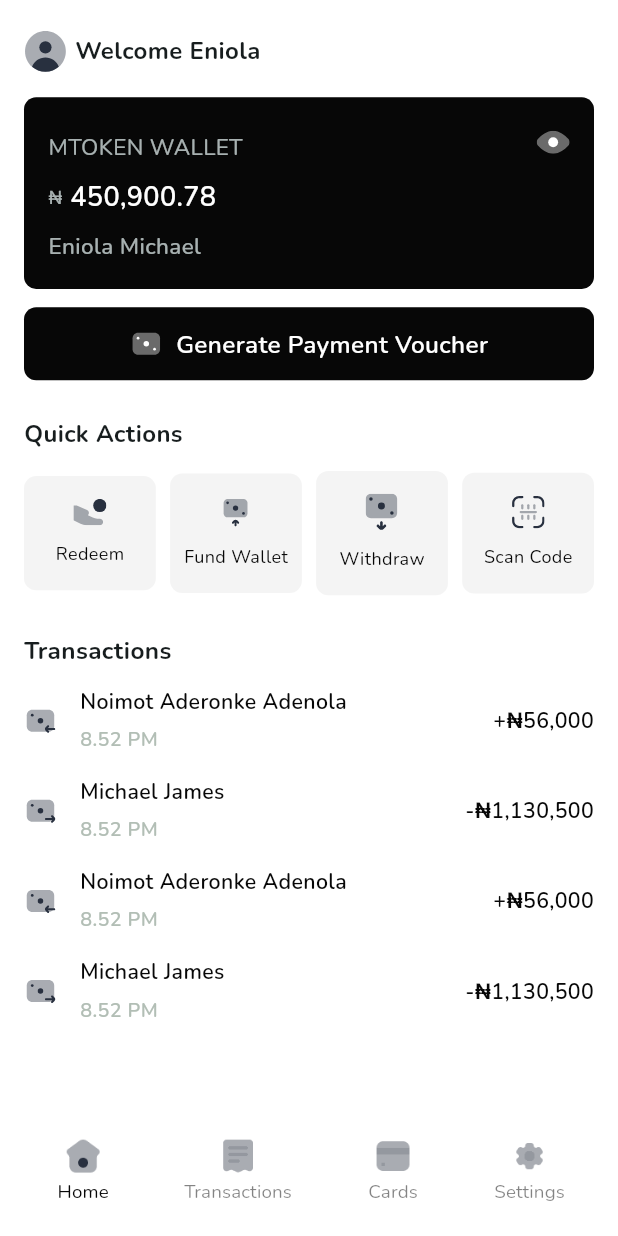
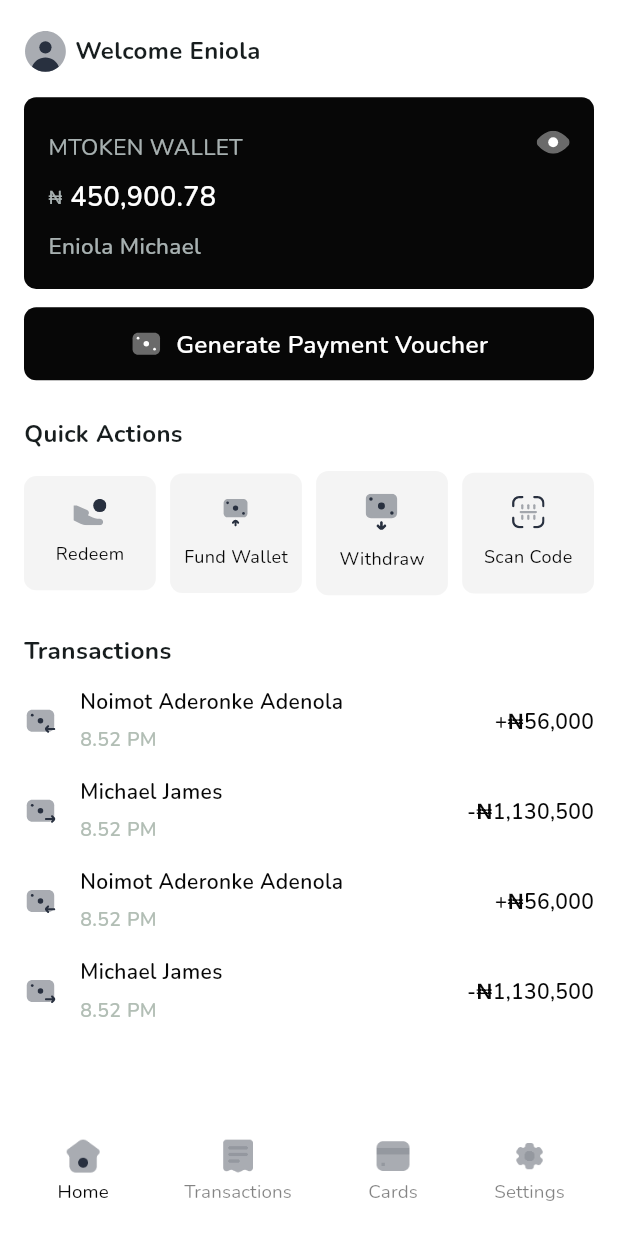
Before and after one commit to nikkieke/okeowo, a Flutter app: the screen it shows after launch, on a phone screen of 412 x 824 dp. Run offline on Flutter 3.47's test engine with Material 2 defaults, Android fonts, the light colour scheme and no system bars; our stand-ins replace flutter_screenutil, flutter_svg, go_router, google_fonts.

Commit message:
adjust dimensions to prevent overflow

```diff
--- a/lib/features/home/presentation/widgets/transaction_list.dart
+++ b/lib/features/home/presentation/widgets/transaction_list.dart
@@ -35,14 +35,14 @@ class TransactionList extends StatelessWidget {
                           AppText(
                             text: dummyList[index].name,
                             color: AppColors.primaryColor,
-                            size: 14.sp,
+                            size: 14,
                             fontWeight: FontWeight.w600,
                           ),
                           SizedBox(height: 5.h,),
                           AppText(
                             text: dummyList[index].time,
                             color: AppColors.ashGrey,
-                            size: 13.sp,
+                            size: 13,
                             fontWeight: FontWeight.w600,
                           ),
                         ],
@@ -52,7 +52,7 @@ class TransactionList extends StatelessWidget {
                 AppText(
                   text: dummyList[index].transactionAmt,
                   color: AppColors.primaryColor,
-                  size: 14.sp,
+                  size: 14,
                   fontWeight: FontWeight.w600,
                 ),
               ],
```
